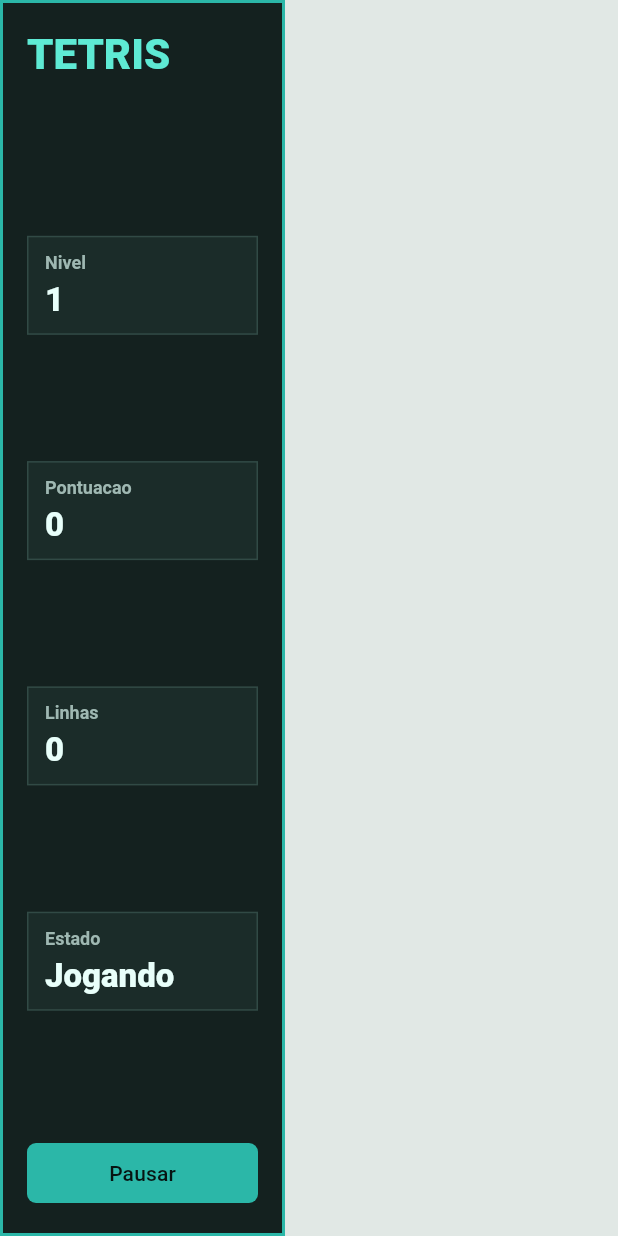
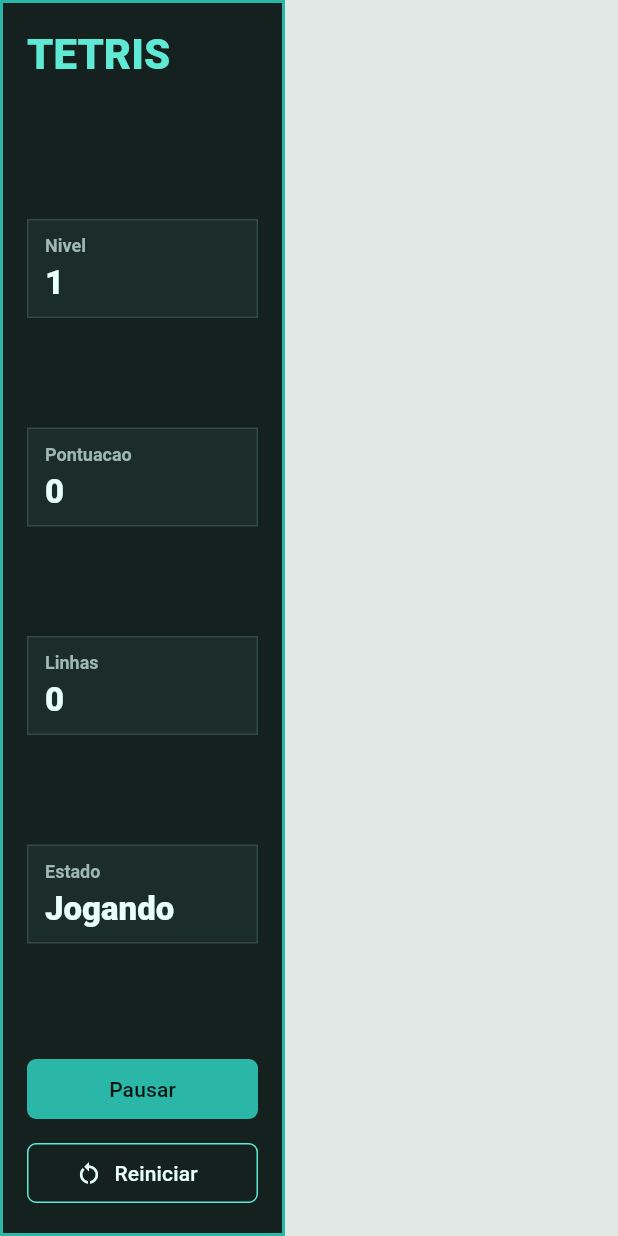
Before and after one commit to ClaudineiOlSantos/tetris_flutter, a Flutter app: the GamePanel widget shown alone on an empty page, opened directly with empty values, on a phone screen of 412 x 824 dp. Run offline on Flutter 3.47's test engine with Material 2 defaults, Android fonts, the phone set to English and light mode, and no system bars.

Commit message:
Add onRestart callback to GamePanel
Added onRestart callback to GamePanel for restarting the game.

```diff
--- a/lib/widgets/game_panel.dart
+++ b/lib/widgets/game_panel.dart
@@ -7,10 +7,12 @@
     super.key,
     required this.game,
     required this.onPauseToggle,
+    required this.onRestart,
   });
 
   final TetrisGame game;
   final VoidCallback onPauseToggle;
+  final VoidCallback onRestart;
 
   @override
   Widget build(BuildContext context) {
@@ -71,6 +73,19 @@
               onPressed: onPauseToggle,
               child: Text(game.isPaused ? 'Continuar' : 'Pausar'),
             ),
+            const SizedBox(height: 8),
+            OutlinedButton.icon(
+              style: OutlinedButton.styleFrom(
+                foregroundColor: const Color(0xFFE8FFFA),
+                side: const BorderSide(color: Color(0xFF5EEAD4)),
+                shape: RoundedRectangleBorder(
+                  borderRadius: BorderRadius.circular(6),
+                ),
+              ),
+              onPressed: onRestart,
+              icon: const Icon(Icons.restart_alt),
+              label: const Text('Reiniciar'),
+            ),
           ],
         ),
       ),
```
